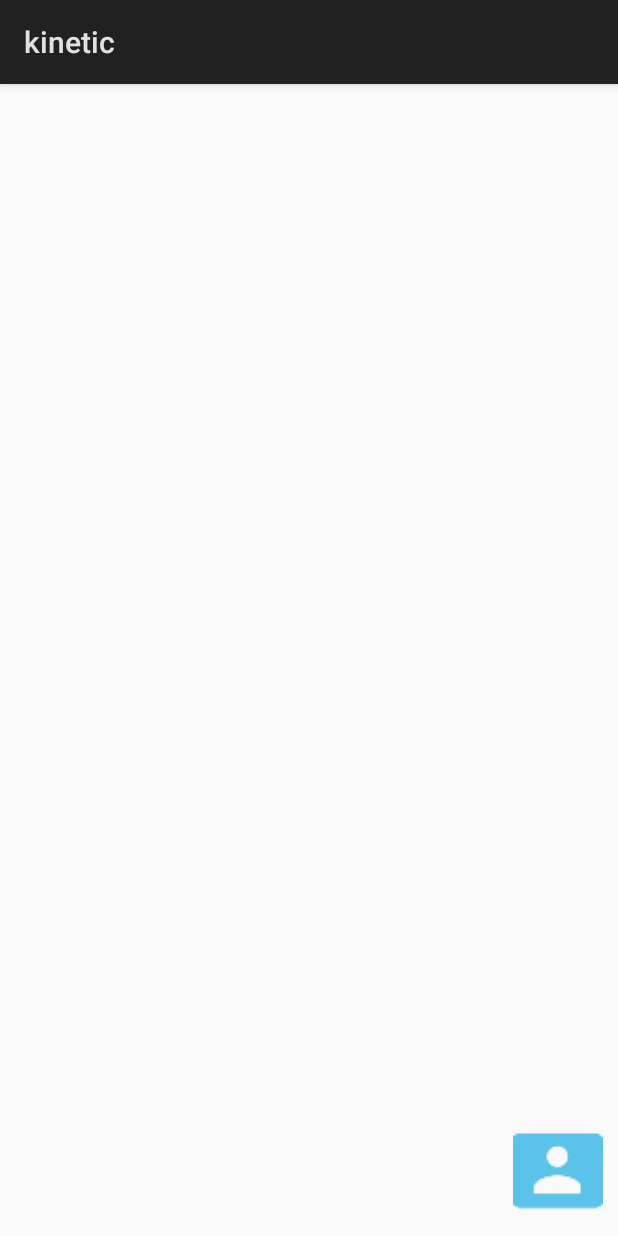
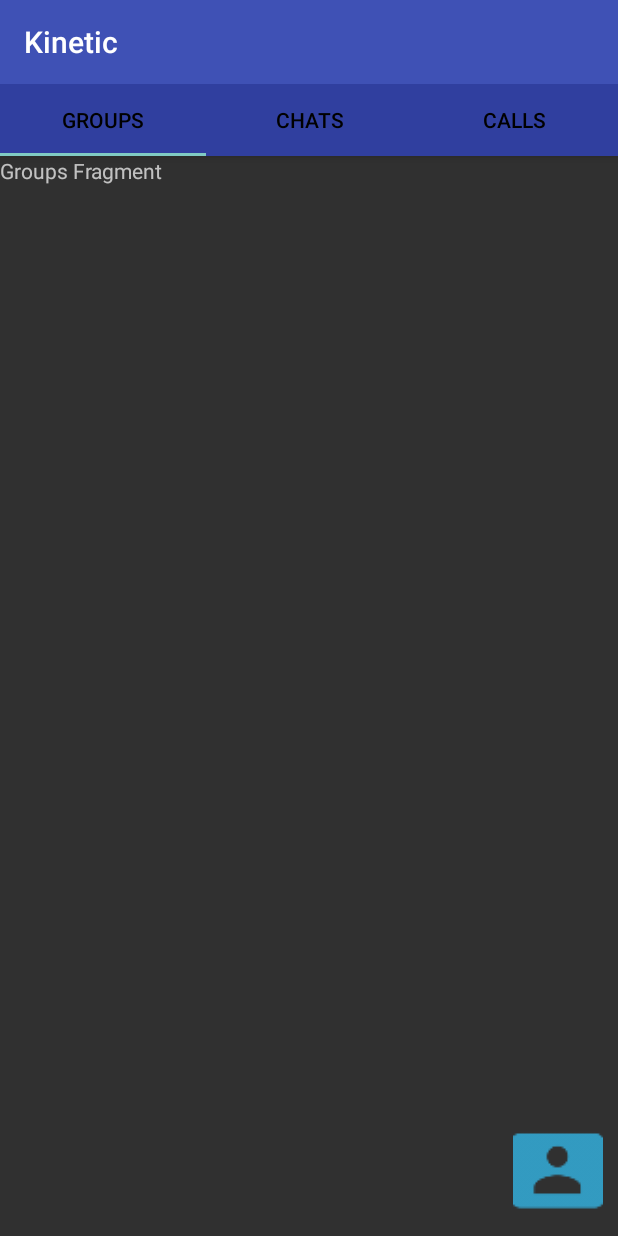
Before and after one commit to chsvk/steampunk, an Android app: the screen it shows after launch once a user with an empty profile is signed in (MainActivity), on a phone screen of 412 x 824 dp. Run offline under Robolectric (Android 15) with nearby library versions, the phone set to English and light mode, and no system bars; our stand-ins replace ButterKnife, Firebase (no records; nobody signed in at launch, a user with empty details on screens opened directly).

Commit message:
Setup ViewPager, Working 3 Tabs, 1) Groups 2) Chats 3) Calls

```diff
--- a/kinetic/app/build.gradle
+++ b/kinetic/app/build.gradle
@@ -1,12 +1,12 @@
 apply plugin: 'com.android.application'
 
 android {
-    compileSdkVersion 26
+    compileSdkVersion 25
     buildToolsVersion "25.0.3"
     defaultConfig {
         applicationId "tech.steampunk.kinetic"
         minSdkVersion 22
-        targetSdkVersion 26
+        targetSdkVersion 25
         versionCode 1
         versionName "1.0"
         testInstrumentationRunner "android.support.test.runner.AndroidJUnitRunner"
--- a/kinetic/app/src/main/AndroidManifest.xml
+++ b/kinetic/app/src/main/AndroidManifest.xml
@@ -12,7 +12,8 @@
         android:roundIcon="@mipmap/ic_launcher_round"
         android:supportsRtl="true"
         android:theme="@style/AppTheme">
-        <activity android:name=".UI.MainActivity">
+        <activity android:name=".UI.MainActivity"
+            android:theme="@style/Theme.AppCompat.NoActionBar">
             <intent-filter>
                 <action android:name="android.intent.action.MAIN" />
 
--- /dev/null
+++ b/kinetic/app/src/main/java/tech/steampunk/kinetic/Adapters/SectionsPagerAdapter.java
@@ -0,0 +1,50 @@
+package tech.steampunk.kinetic.Adapters;
+
+import android.support.v4.app.Fragment;
+import android.support.v4.app.FragmentManager;
+import android.support.v4.app.FragmentPagerAdapter;
+
+import tech.steampunk.kinetic.UI.CallsFragment;
+import tech.steampunk.kinetic.UI.ChatsFragment;
+import tech.steampunk.kinetic.UI.GroupsFragment;
+
+/**
+ * Created by Vamshi on 9/8/2017.
+ */
+
+public class SectionsPagerAdapter extends FragmentPagerAdapter {
+
+    private String[] titles = {"Groups", "Chats", "Calls"};
+
+    public SectionsPagerAdapter(FragmentManager fm) {
+        super(fm);
+    }
+
+    @Override
+    public CharSequence getPageTitle(int position) {
+        return titles[position];
+    }
+
+    @Override
+    public Fragment getItem(int position) {
+
+        switch (position) {
+            case 0:
+                GroupsFragment groupsFragment = new GroupsFragment();
+                return groupsFragment;
+            case 1:
+                ChatsFragment chatsFragment = new ChatsFragment();
+                return chatsFragment;
+            case 2:
+                CallsFragment callsFragment = new CallsFragment();
+                return callsFragment;
+            default:
+                return null;
+        }
+    }
+
+    @Override
+    public int getCount() {
+        return 3;
+    }
+}
--- /dev/null
+++ b/kinetic/app/src/main/java/tech/steampunk/kinetic/UI/CallsFragment.java
@@ -0,0 +1,30 @@
+package tech.steampunk.kinetic.UI;
+
+
+import android.os.Bundle;
+import android.support.v4.app.Fragment;
+import android.view.LayoutInflater;
+import android.view.View;
+import android.view.ViewGroup;
+
+import tech.steampunk.kinetic.R;
+
+/**
+ * A simple {@link Fragment} subclass.
+ */
+public class CallsFragment extends Fragment {
+
+
+    public CallsFragment() {
+        // Required empty public constructor
+    }
+
+
+    @Override
+    public View onCreateView(LayoutInflater inflater, ViewGroup container,
+                             Bundle savedInstanceState) {
+        // Inflate the layout for this fragment
+        return inflater.inflate(R.layout.fragment_calls, container, false);
+    }
+
+}
--- /dev/null
+++ b/kinetic/app/src/main/java/tech/steampunk/kinetic/UI/ChatsFragment.java
@@ -0,0 +1,30 @@
+package tech.steampunk.kinetic.UI;
+
+
+import android.os.Bundle;
+import android.support.v4.app.Fragment;
+import android.view.LayoutInflater;
+import android.view.View;
+import android.view.ViewGroup;
+
+import tech.steampunk.kinetic.R;
+
+/**
+ * A simple {@link Fragment} subclass.
+ */
+public class ChatsFragment extends Fragment {
+
+
+    public ChatsFragment() {
+        // Required empty public constructor
+    }
+
+
+    @Override
+    public View onCreateView(LayoutInflater inflater, ViewGroup container,
+                             Bundle savedInstanceState) {
+        // Inflate the layout for this fragment
+        return inflater.inflate(R.layout.fragment_chats, container, false);
+    }
+
+}
--- /dev/null
+++ b/kinetic/app/src/main/java/tech/steampunk/kinetic/UI/GroupsFragment.java
@@ -0,0 +1,30 @@
+package tech.steampunk.kinetic.UI;
+
+
+import android.os.Bundle;
+import android.support.v4.app.Fragment;
+import android.view.LayoutInflater;
+import android.view.View;
+import android.view.ViewGroup;
+
+import tech.steampunk.kinetic.R;
+
+/**
+ * A simple {@link Fragment} subclass.
+ */
+public class GroupsFragment extends Fragment {
+
+
+    public GroupsFragment() {
+        // Required empty public constructor
+    }
+
+
+    @Override
+    public View onCreateView(LayoutInflater inflater, ViewGroup container,
+                             Bundle savedInstanceState) {
+        // Inflate the layout for this fragment
+        return inflater.inflate(R.layout.fragment_groups, container, false);
+    }
+
+}
--- a/kinetic/app/src/main/java/tech/steampunk/kinetic/UI/MainActivity.java
+++ b/kinetic/app/src/main/java/tech/steampunk/kinetic/UI/MainActivity.java
@@ -4,28 +4,45 @@ import android.Manifest;
 import android.app.Activity;
 import android.content.Intent;
 import android.os.Bundle;
+import android.support.design.widget.TabLayout;
 import android.support.v4.app.ActivityCompat;
+import android.support.v4.view.ViewPager;
+import android.support.v7.app.AppCompatActivity;
 import android.view.View;
 import android.widget.Button;
+import android.widget.Toolbar;
 
 import com.google.firebase.auth.FirebaseAuth;
 import com.google.firebase.auth.FirebaseUser;
 
 import butterknife.BindView;
 import butterknife.ButterKnife;
+import tech.steampunk.kinetic.Adapters.SectionsPagerAdapter;
 import tech.steampunk.kinetic.R;
 
-public class MainActivity extends Activity {
+public class MainActivity extends AppCompatActivity {
 
     private FirebaseAuth mAuth;
     @BindView(R.id.fab)Button contacts;
     private static final int READ_CONTACTS = 1;
+    private android.support.v7.widget.Toolbar toolbar;
+    private ViewPager viewPager;
+    private SectionsPagerAdapter sectionsPagerAdapter;
+    private TabLayout tabLayout;
 
     @Override
     protected void onCreate(Bundle savedInstanceState) {
         super.onCreate(savedInstanceState);
         setContentView(R.layout.activity_main);
         ButterKnife.bind(this);
+        toolbar = (android.support.v7.widget.Toolbar)findViewById(R.id.main_toolbar);
+        setSupportActionBar(toolbar);
+        getSupportActionBar().setTitle("Kinetic");
+        tabLayout = (TabLayout)findViewById(R.id.main_tabs);
+        viewPager = (ViewPager)findViewById(R.id.ViewPager);
+        sectionsPagerAdapter = new SectionsPagerAdapter(getSupportFragmentManager());
+        viewPager.setAdapter(sectionsPagerAdapter);
+        tabLayout.setupWithViewPager(viewPager);
         ActivityCompat.requestPermissions(MainActivity.this,
                 new String[]{Manifest.permission.READ_CONTACTS},
                 READ_CONTACTS);
--- a/kinetic/app/src/main/res/layout/activity_main.xml
+++ b/kinetic/app/src/main/res/layout/activity_main.xml
@@ -6,11 +6,35 @@
     android:layout_height="match_parent"
     tools:context="tech.steampunk.kinetic.UI.MainActivity">
 
-   <ListView
-       android:id="@+id/active_chats"
-       android:layout_width="match_parent"
-       android:layout_height="wrap_content">
-   </ListView>
+    <android.support.design.widget.AppBarLayout
+        android:id="@+id/app_bar"
+        android:background="@color/colorPrimaryDark"
+        android:layout_width="match_parent"
+        android:layout_height="wrap_content">
+
+        <include layout="@layout/app_bar_layout"
+            android:id="@+id/main_toolbar"/>
+
+        <android.support.design.widget.TabLayout
+            android:id="@+id/main_tabs"
+            app:tabTextColor="#000"
+            android:layout_width="match_parent"
+
+            app:tabMode="fixed"
+            app:tabGravity="fill"
+            android:layout_height="wrap_content">
+
+        </android.support.design.widget.TabLayout>
+
+    </android.support.design.widget.AppBarLayout>
+
+    <android.support.v4.view.ViewPager
+        android:id="@+id/ViewPager"
+        android:layout_below="@+id/app_bar"
+        android:layout_width="match_parent"
+        android:layout_height="wrap_content">
+
+    </android.support.v4.view.ViewPager>
 
     <Button
         android:id="@+id/fab"
--- /dev/null
+++ b/kinetic/app/src/main/res/layout/app_bar_layout.xml
@@ -0,0 +1,9 @@
+<?xml version="1.0" encoding="utf-8"?>
+<android.support.v7.widget.Toolbar xmlns:android="http://schemas.android.com/apk/res/android"
+    android:layout_width="match_parent"
+    android:layout_height="wrap_content"
+    android:background="@color/colorPrimary"
+    android:id="@+id/app_bar"
+    android:theme="@style/ThemeOverlay.AppCompat.Dark.ActionBar">
+
+</android.support.v7.widget.Toolbar>
--- /dev/null
+++ b/kinetic/app/src/main/res/layout/fragment_calls.xml
@@ -0,0 +1,13 @@
+<FrameLayout xmlns:android="http://schemas.android.com/apk/res/android"
+    xmlns:tools="http://schemas.android.com/tools"
+    android:layout_width="match_parent"
+    android:layout_height="match_parent"
+    tools:context="tech.steampunk.kinetic.UI.CallsFragment">
+
+    <!-- TODO: Update blank fragment layout -->
+    <TextView
+        android:layout_width="match_parent"
+        android:layout_height="match_parent"
+        android:text="Calls Fragment" />
+
+</FrameLayout>
--- /dev/null
+++ b/kinetic/app/src/main/res/layout/fragment_chats.xml
@@ -0,0 +1,13 @@
+<FrameLayout xmlns:android="http://schemas.android.com/apk/res/android"
+    xmlns:tools="http://schemas.android.com/tools"
+    android:layout_width="match_parent"
+    android:layout_height="match_parent"
+    tools:context="tech.steampunk.kinetic.UI.ChatsFragment">
+
+    <!-- TODO: Update blank fragment layout -->
+    <TextView
+        android:layout_width="match_parent"
+        android:layout_height="match_parent"
+        android:text="Chats Fragment" />
+
+</FrameLayout>
--- /dev/null
+++ b/kinetic/app/src/main/res/layout/fragment_groups.xml
@@ -0,0 +1,13 @@
+<FrameLayout xmlns:android="http://schemas.android.com/apk/res/android"
+    xmlns:tools="http://schemas.android.com/tools"
+    android:layout_width="match_parent"
+    android:layout_height="match_parent"
+    tools:context="tech.steampunk.kinetic.UI.GroupsFragment">
+
+    <!-- TODO: Update blank fragment layout -->
+    <TextView
+        android:layout_width="match_parent"
+        android:layout_height="match_parent"
+        android:text="Groups Fragment" />
+
+</FrameLayout>
--- a/kinetic/app/src/main/res/values/styles.xml
+++ b/kinetic/app/src/main/res/values/styles.xml
@@ -1,7 +1,7 @@
 <resources>
 
     <!-- Base application theme. -->
-    <style name="AppTheme" parent="android:Theme.Material.Light.DarkActionBar">
+    <style name="AppTheme" parent="android:Theme.Material.Light.NoActionBar">
         <!-- Customize your theme here. -->
     </style>
 
```
